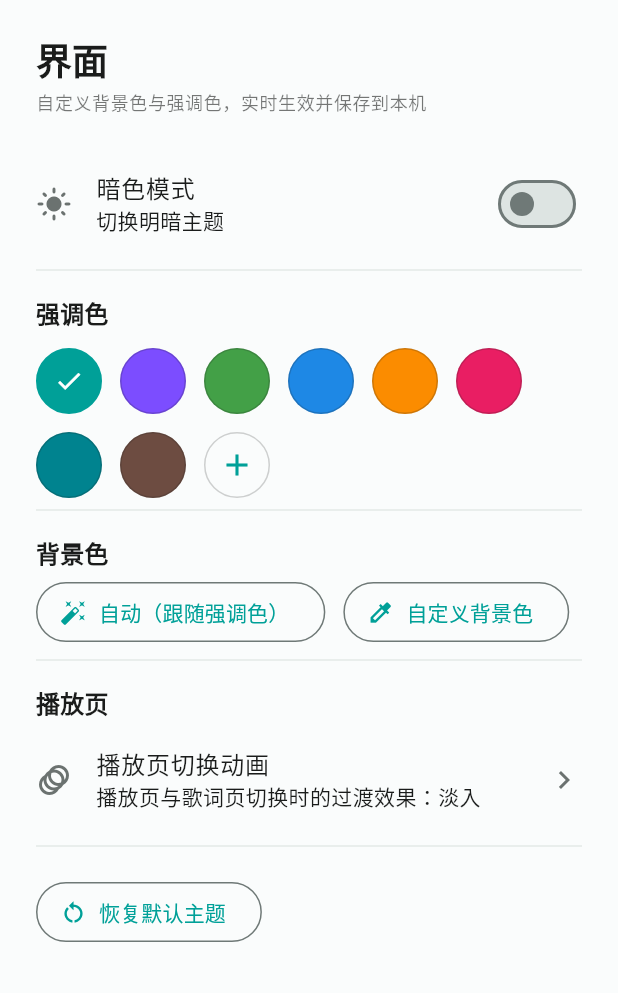
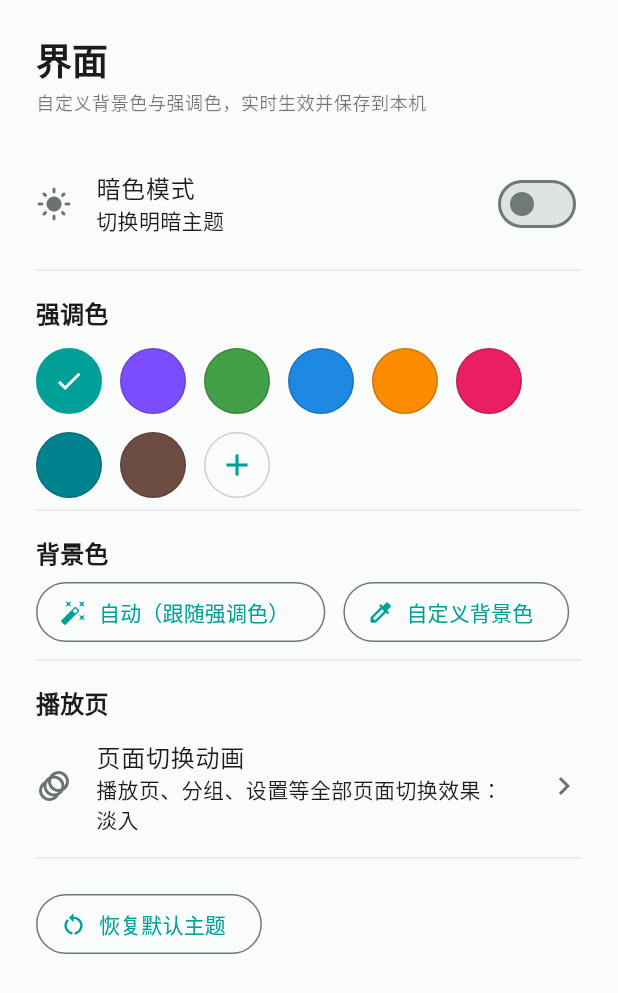
Before and after one commit to mangNSXying/SelfMusic, a Flutter app: the _AppearanceSettings widget shown alone on an empty page, opened directly, on a phone screen of 412 x 824 dp. Shown: the top 993 px of the screen. Run offline on Flutter 3.47's test engine with Material 3 defaults, Android fonts, the phone set to English and light mode, and no system bars; our stand-ins replace audio_service, dio, flutter_secure_storage, just_audio, permission_handler; missing offline and left inert: file_selector, sqlite3; accounts and stored records are empty.

Commit message:
过渡动画全局应用：根路由统一切换器覆盖全部页面
- pageTransition 抽为共用构造器（播放页/全局同款：关闭/淡入/滑动/缩放）
- 根路由 AnimatedSwitcher 按导航状态 key 切换，播放页/分组/设置/源内/歌单详情统一动画
- 设置项改名页面切换动画，切换后即时生效；文档同步

```diff
--- a/frontend/lib/providers/direct_source_manager.dart
+++ b/frontend/lib/providers/direct_source_manager.dart
@@ -148,6 +148,9 @@ class DirectSourceManager extends ChangeNotifier {
 
   bool get ready => _ready;
   List<MusicSource> get sources => List.unmodifiable(_sources);
+
+  /// 轻量刷新：通知监听者重建（如切换动画设置即时生效）。
+  void refresh() => notifyListeners();
 
   /// 服务器模式始终存在。
   String get serverKey => 'server';
--- a/frontend/lib/screens/settings_screen.dart
+++ b/frontend/lib/screens/settings_screen.dart
@@ -588,8 +588,8 @@ class _AppearanceSettingsState extends State<_AppearanceSettings> {
           ListTile(
             contentPadding: EdgeInsets.zero,
             leading: const Icon(Icons.animation_outlined),
-            title: const Text('播放页切换动画'),
-            subtitle: Text('播放页与歌词页切换时的过渡效果：${_transition.label}'),
+            title: const Text('页面切换动画'),
+            subtitle: Text('播放页、分组、设置等全部页面切换效果：${_transition.label}'),
             trailing: const Icon(Icons.chevron_right),
             onTap: () => _pickTransition(context),
           ),
@@ -633,7 +633,7 @@ class _AppearanceSettingsState extends State<_AppearanceSettings> {
     final picked = await showDialog<PlayerTransition>(
       context: context,
       builder: (c) => SimpleDialog(
-        title: const Text('播放页切换动画'),
+        title: const Text('页面切换动画'),
         children: [
           RadioGroup<PlayerTransition>(
             groupValue: _transition,
@@ -656,6 +656,8 @@ class _AppearanceSettingsState extends State<_AppearanceSettings> {
     );
     if (picked == null || picked == _transition || !context.mounted) return;
     context.read<DirectSourceManager>().settings.playerTransition = picked;
+    // 通知全局监听者（根路由切换器）即时生效。
+    context.read<DirectSourceManager>().refresh();
     setState(() => _transition = picked);
   }
 
```
Also changed, not shown: frontend/lib/main.dart (+19 -10 lines), frontend/lib/screens/player_screen.dart (+2 -23 lines), frontend/lib/widgets/page_transition.dart (added, +26 -0 lines), 1 other file.
